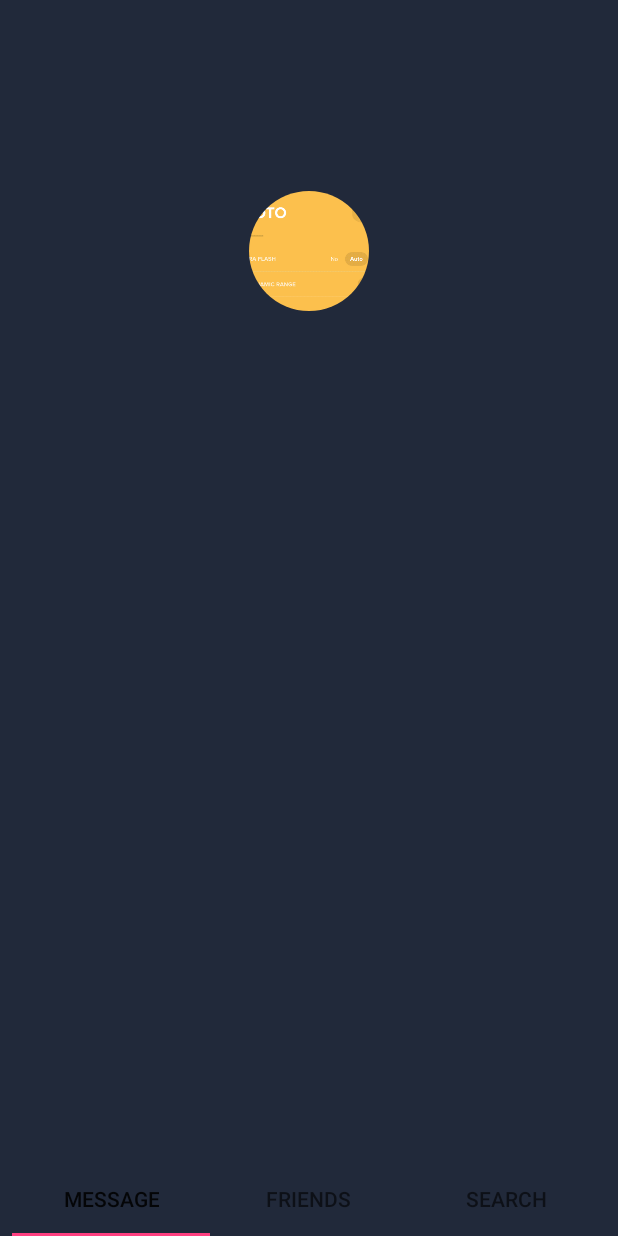
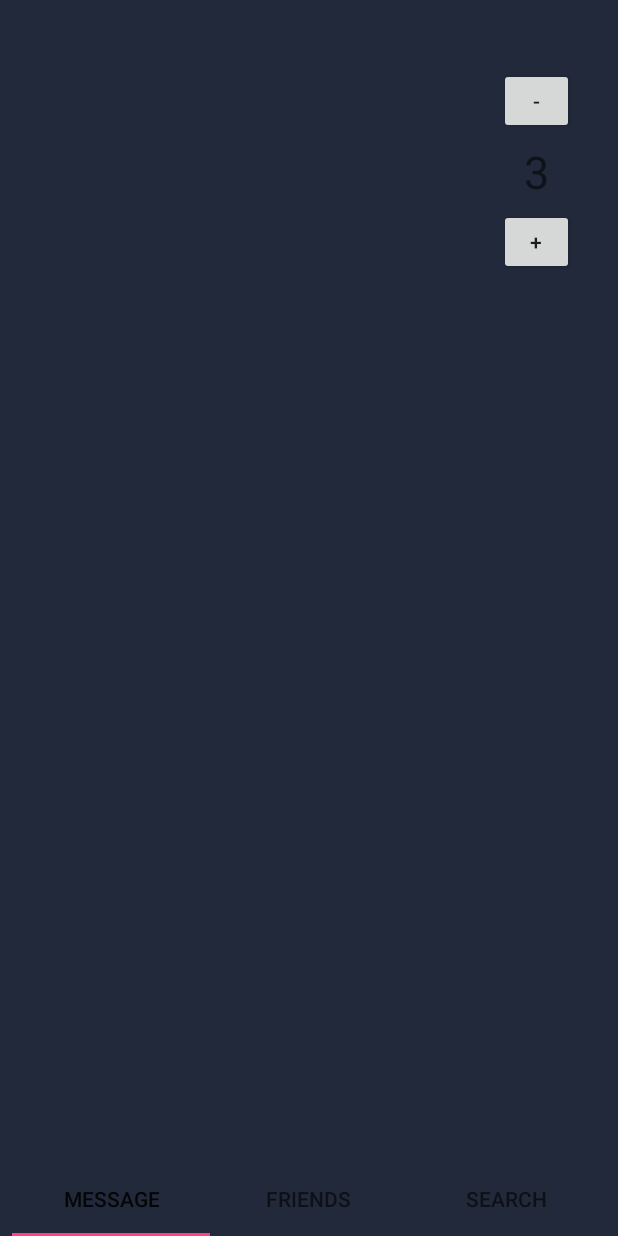
Before and after one commit to LightingContour/OnlyVoice, an Android app: the screen it shows after launch (GuideActivity), on a phone screen of 412 x 824 dp. Run offline under Robolectric (Android 15) with nearby library versions, the phone set to English and light mode, and no system bars; our stand-ins replace CircleImageView.

```diff
--- a/app/src/main/java/com/lightingcontour/onlyvoice/GuideActivity.java
+++ b/app/src/main/java/com/lightingcontour/onlyvoice/GuideActivity.java
@@ -30,7 +30,7 @@ public class GuideActivity extends AppCompatActivity {
     private View positionView;
     private ViewGroup.LayoutParams positionParams;
     //状态栏高度.
-    int statusBarHeight = -1;
+    public int statusBarHeight = -1;//单位Px.
 
     @Override
     protected void onCreate(Bundle savedInstanceState) {
--- a/app/src/main/java/com/lightingcontour/onlyvoice/MessageFragment.java
+++ b/app/src/main/java/com/lightingcontour/onlyvoice/MessageFragment.java
@@ -1,11 +1,18 @@
 package com.lightingcontour.onlyvoice;
 
 
+import android.content.DialogInterface;
 import android.os.Bundle;
+import android.support.constraint.ConstraintLayout;
 import android.support.v4.app.Fragment;
+import android.util.Log;
 import android.view.LayoutInflater;
 import android.view.View;
 import android.view.ViewGroup;
+import android.view.animation.Interpolator;
+import android.widget.Button;
+import android.widget.TextView;
+import android.widget.Toast;
 
 
 /**
@@ -13,17 +20,76 @@ import android.view.ViewGroup;
  */
 public class MessageFragment extends Fragment {
 
-
     public MessageFragment() {
         // Required empty public constructor
     }
 
+    private static final String TAG = "MessageFragment";
+
+    Button test_to_delete;
+    Button test_to_add;
+    TextView test_message_number;
+
+    int messageNumber = 3;
 
     @Override
     public View onCreateView(LayoutInflater inflater, ViewGroup container,
                              Bundle savedInstanceState) {
         // Inflate the layout for this fragment
-        return inflater.inflate(R.layout.fragment_message, container, false);
+        View view = inflater.inflate(R.layout.fragment_message, container, false);
+        ConstraintLayout constraintLayout = (ConstraintLayout)view.findViewById(R.id.constraintLayout);
+
+        test_to_delete = (Button) constraintLayout.findViewById(R.id.test_to_delete);
+        test_to_add = (Button) constraintLayout.findViewById(R.id.test_to_add);
+        test_message_number = (TextView) constraintLayout.findViewById(R.id.test_message_number);
+
+        test_to_add.setOnClickListener(onClickListener);
+        test_to_delete.setOnClickListener(onClickListener);
+
+        return view;
     }
 
+    private View.OnClickListener onClickListener = new View.OnClickListener() {
+        @Override
+        public void onClick(View v) {
+            if (v == test_to_add)
+            {
+                if (messageNumber < 10)
+                {
+                    test_message_number.setText(Integer.toString(++messageNumber));
+                }else
+                {
+                    Toast.makeText(getContext(),"超出最大值",Toast.LENGTH_SHORT).show();
+                }
+            }else if (v == test_to_delete)
+            {
+                if (messageNumber > 1)
+                {
+                    test_message_number.setText(Integer.toString(--messageNumber));
+                }else
+                {
+                    Toast.makeText(getContext(),"超出最小值",Toast.LENGTH_SHORT).show();
+                }
+            }
+        }
+    };
+
+    private void setAvatars()
+    {
+        switch (messageNumber)
+        {
+            case 1:
+                break;
+            case 2:
+                break;
+            case 3:
+                break;
+            case 4:
+                break;
+            case 5:
+                break;
+            case 6:
+                break;
+        }
+    }
 }
--- a/app/src/main/res/layout/fragment_message.xml
+++ b/app/src/main/res/layout/fragment_message.xml
@@ -1,19 +1,48 @@
-<android.support.constraint.ConstraintLayout xmlns:android="http://schemas.android.com/apk/res/android"
+<ScrollView xmlns:android="http://schemas.android.com/apk/res/android"
     xmlns:app="http://schemas.android.com/apk/res-auto"
     xmlns:tools="http://schemas.android.com/tools"
     android:layout_width="match_parent"
     android:layout_height="match_parent"
     tools:context="com.lightingcontour.onlyvoice.MessageFragment">
 
-    <com.lightingcontour.onlyvoice.CircleImageView
-        android:layout_width="80dp"
-        android:layout_height="80dp"
-        android:src="@drawable/pos0"
-        app:layout_constraintTop_toTopOf="parent"
-        android:layout_marginTop="90dp"
-        android:layout_marginLeft="8dp"
-        app:layout_constraintLeft_toLeftOf="parent"
-        android:layout_marginRight="8dp"
-        app:layout_constraintRight_toRightOf="parent" />
+    <android.support.constraint.ConstraintLayout
+        android:id="@+id/constraintLayout"
+        android:layout_width="match_parent"
+        android:layout_height="match_parent">
 
-</android.support.constraint.ConstraintLayout>
+        <Button
+            android:id="@+id/test_to_delete"
+            android:layout_width="50dp"
+            android:layout_height="44dp"
+            android:layout_marginRight="8dp"
+            android:layout_marginTop="8dp"
+            android:text="-"
+            app:layout_constraintRight_toRightOf="parent"
+            app:layout_constraintTop_toTopOf="parent" />
+
+        <Button
+            android:id="@+id/test_to_add"
+            android:layout_width="50dp"
+            android:layout_height="44dp"
+            android:layout_marginRight="8dp"
+            android:layout_marginTop="50dp"
+            android:text="+"
+            app:layout_constraintRight_toRightOf="parent"
+            app:layout_constraintTop_toBottomOf="@+id/test_to_delete" />
+
+        <TextView
+            android:id="@+id/test_message_number"
+            android:layout_width="wrap_content"
+            android:layout_height="wrap_content"
+            android:layout_marginBottom="8dp"
+            android:layout_marginLeft="8dp"
+            android:layout_marginRight="8dp"
+            android:layout_marginTop="8dp"
+            android:text="3"
+            android:textSize="30sp"
+            app:layout_constraintBottom_toTopOf="@+id/test_to_add"
+            app:layout_constraintLeft_toLeftOf="@+id/test_to_delete"
+            app:layout_constraintRight_toRightOf="@+id/test_to_delete"
+            app:layout_constraintTop_toBottomOf="@+id/test_to_delete" />
+    </android.support.constraint.ConstraintLayout>
+</ScrollView>
```
Also changed, not shown: app/src/main/java/com/lightingcontour/onlyvoice/GuideFragment.java (deleted, +0 -51 lines), app/src/main/res/layout/fragment_guide.xml (deleted, +0 -15 lines).
